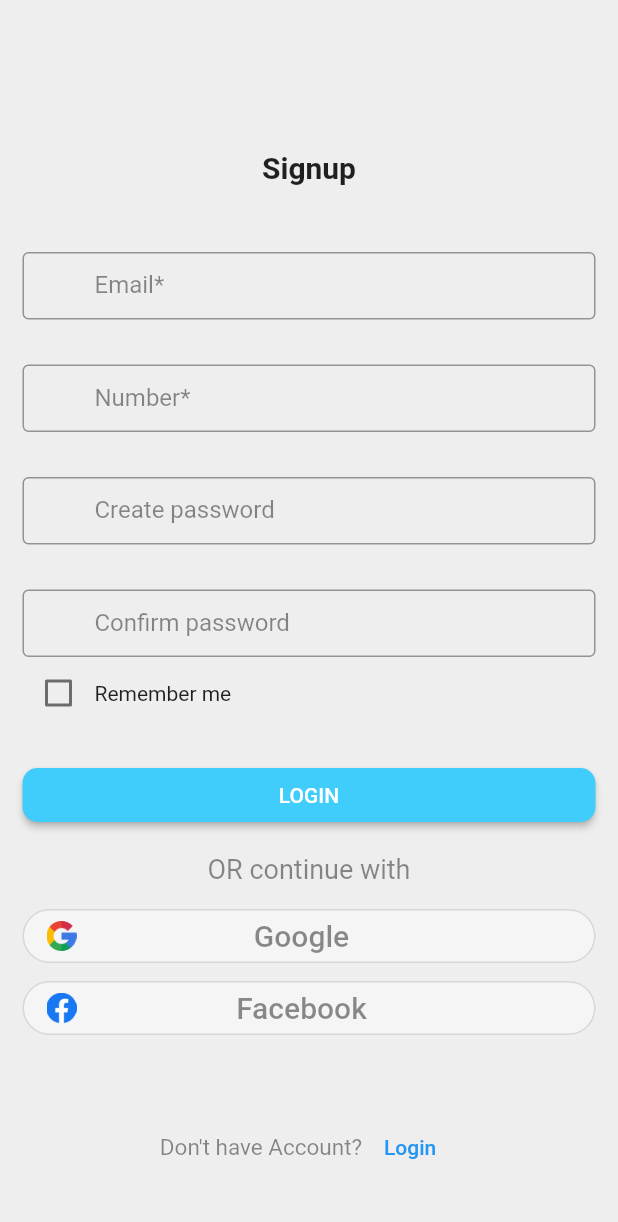
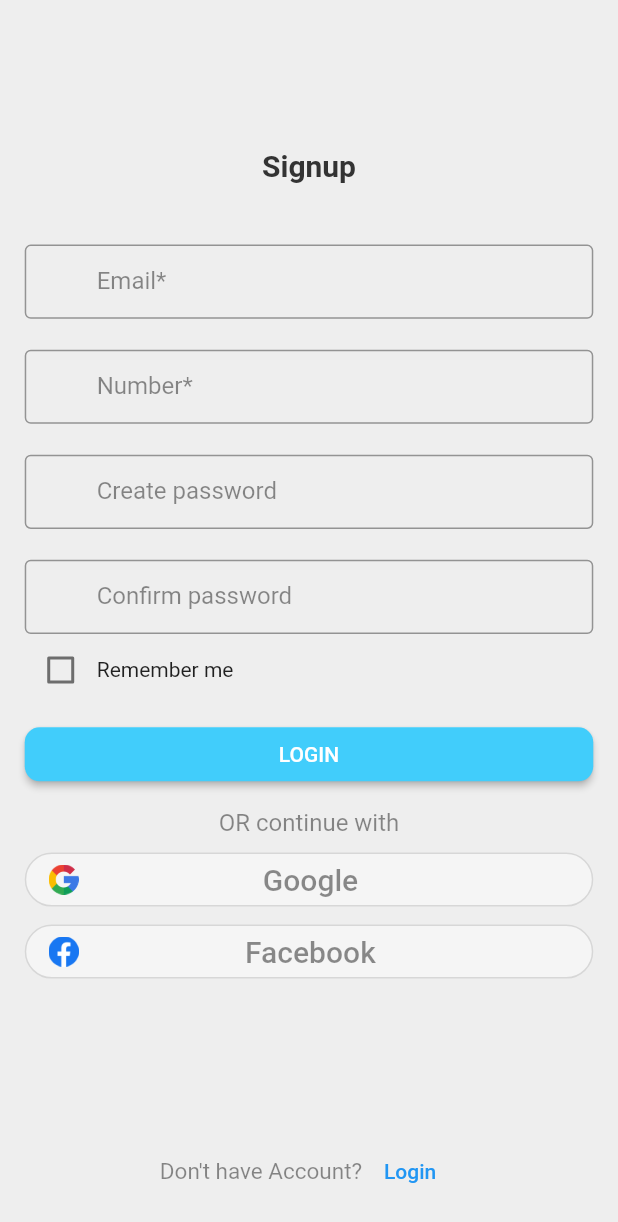
Before and after one commit to marczer/Onzek, a Flutter app: the screen it shows after launch, after a tap on "Signup", on a phone screen of 412 x 824 dp. Shown: the top 1222 px of the screen. Run offline on Flutter 3.47's test engine with Material 2 defaults, Android fonts, the phone set to English and light mode, and no system bars.

Commit message:
on avanced

```diff
--- a/lib/login.dart
+++ b/lib/login.dart
@@ -15,38 +15,49 @@ class _MyHomePageState extends State<MyHomePage> {
   bool check = false;
   @override
   Widget build(BuildContext context) {
+    MediaQueryData queryData;
+    queryData = MediaQuery.of(context);
+    var largeur = queryData.size.width;
+    var hauteur = queryData.size.height;
     SystemChrome.setSystemUIOverlayStyle(
         const SystemUiOverlayStyle(statusBarColor: Colors.transparent));
     return Scaffold(
-        body: Stack(
+        body: SingleChildScrollView(
+      child: Stack(
         children: [
           Container(
             decoration: BoxDecoration(color: Colors.grey.shade200),
-          padding:
-              const EdgeInsets.only(bottom: 10, left: 15, right: 15, top: 100),
+            padding: EdgeInsets.only(
+                bottom: 10,
+                left: largeur * 0.04,
+                right: largeur * 0.04,
+                top: hauteur * 0.12),
             child: Column(
               children: [
                 const Center(
                   child: Text(
                     "Login",
-                  style: TextStyle(fontSize: 20, fontWeight: FontWeight.bold),
+                    style: TextStyle(
+                        fontSize: 20,
+                        color: Color(0xff333333),
+                        fontWeight: FontWeight.bold),
                   ),
                 ),
-              const SizedBox(
-                height: 45,
+                SizedBox(
+                  height: hauteur * 0.05,
                 ),
                 Container(
-                height: 45,
+                  height: hauteur * 0.06,
                   child: textfield(
                     label: "Email*",
                     textvisible: false,
                   ),
                 ),
-              const SizedBox(
-                height: 30,
+                SizedBox(
+                  height: hauteur * 0.04,
                 ),
                 Container(
-                height: 45,
+                  height: hauteur * 0.06,
                   child: textfield(
                     label: "Password*",
                     textvisible: true,
@@ -56,7 +67,11 @@ class _MyHomePageState extends State<MyHomePage> {
                   child: Row(
                     children: [
                       Checkbox(
-                      activeColor: const Color.fromARGB(255, 68, 218, 255),
+                        shape: RoundedRectangleBorder(
+                            borderRadius: BorderRadius.circular(6)),
+                        checkColor: Colors.black45,
+                        activeColor: Colors.transparent,
+                        autofocus: true,
                         value: check,
                         onChanged: (bool? value) {
                           setState(() {
@@ -64,29 +79,32 @@ class _MyHomePageState extends State<MyHomePage> {
                           });
                         },
                       ),
-                    const Text('Remember me'),
+                      const Text(
+                        'Remember me',
+                        style: TextStyle(color: Colors.black45),
+                      ),
                     ],
                   ),
                 ),
                 SizedBox(
-                height: 20,
+                  height: hauteur * 0.009,
                 ),
                 largebutton(text: 'LOGIN'),
                 SizedBox(
-                height: 15,
+                  height: hauteur * 0.006,
                 ),
                 Text(
                   "OR continue with",
-                style: TextStyle(fontSize: 18, color: Colors.black45),
+                  style: TextStyle(fontSize: 17, color: Colors.black45),
                 ),
                 SizedBox(
-                height: 10,
+                  height: hauteur * 0.006,
                 ),
                 transbutton(image: 'assets/images/google.png', text: 'Google'),
                 transbutton(
                     image: 'assets/images/facebook.png', text: 'Facebook'),
                 SizedBox(
-                height: 190,
+                  height: hauteur * 0.28,
                 ),
                 Row(
                   mainAxisAlignment: MainAxisAlignment.center,
@@ -110,6 +128,7 @@ class _MyHomePageState extends State<MyHomePage> {
             ),
           )
         ],
+      ),
     ));
   }
 }
--- a/lib/signup.dart
+++ b/lib/signup.dart
@@ -15,53 +15,64 @@ class _signupState extends State<signup> {
 
   @override
   Widget build(BuildContext context) {
+    MediaQueryData queryData;
+    queryData = MediaQuery.of(context);
+    var largeur = queryData.size.width;
+    var hauteur = queryData.size.height;
     return Scaffold(
-      body: Stack(
+      body: SingleChildScrollView(
+        child: Stack(
           children: [
             Container(
               decoration: BoxDecoration(color: Colors.grey.shade200),
-            padding: const EdgeInsets.only(
-                bottom: 10, left: 15, right: 15, top: 100),
+              padding: EdgeInsets.only(
+                  bottom: 10,
+                  left: largeur * 0.04,
+                  right: largeur * 0.04,
+                  top: hauteur * 0.12),
               child: Column(
                 children: [
                   const Center(
                     child: Text(
                       "Signup",
-                    style: TextStyle(fontSize: 20, fontWeight: FontWeight.bold),
+                      style: TextStyle(
+                          fontSize: 20,
+                          color: Color(0xff333333),
+                          fontWeight: FontWeight.bold),
                     ),
                   ),
-                const SizedBox(
-                  height: 45,
+                  SizedBox(
+                    height: hauteur * 0.05,
                   ),
                   Container(
-                  height: 45,
+                    height: hauteur * 0.06,
                     child: textfield(
                       label: "Email*",
                     ),
                   ),
-                const SizedBox(
-                  height: 30,
+                  SizedBox(
+                    height: hauteur * 0.025,
                   ),
                   Container(
-                  height: 45,
+                    height: hauteur * 0.06,
                     child: textfield(
                       label: "Number*",
                     ),
                   ),
-                const SizedBox(
-                  height: 30,
+                  SizedBox(
+                    height: hauteur * 0.025,
                   ),
                   Container(
-                  height: 45,
+                    height: hauteur * 0.06,
                     child: textfield(
                       label: "Create password",
                     ),
                   ),
-                const SizedBox(
-                  height: 30,
+                  SizedBox(
+                    height: hauteur * 0.025,
                   ),
                   Container(
-                  height: 45,
+                    height: hauteur * 0.06,
                     child: textfield(
                       label: "Confirm password",
                     ),
@@ -82,25 +93,26 @@ class _signupState extends State<signup> {
                       ],
                     ),
                   ),
-                const SizedBox(
-                  height: 20,
+                  SizedBox(
+                    height: hauteur * 0.01,
                   ),
                   largebutton(text: 'LOGIN'),
-                const SizedBox(
-                  height: 15,
+                  SizedBox(
+                    height: hauteur * 0.015,
                   ),
                   const Text(
                     "OR continue with",
-                  style: TextStyle(fontSize: 18, color: Colors.black45),
+                    style: TextStyle(fontSize: 16, color: Colors.black45),
                   ),
-                const SizedBox(
-                  height: 10,
+                  SizedBox(
+                    height: hauteur * 0.005,
                   ),
-                transbutton(image: 'assets/images/google.png', text: 'Google'),
+                  transbutton(
+                      image: 'assets/images/google.png', text: 'Google'),
                   transbutton(
                       image: 'assets/images/facebook.png', text: 'Facebook'),
                   SizedBox(
-                  height: 45,
+                    height: hauteur * 0.12,
                   ),
                   Row(
                     mainAxisAlignment: MainAxisAlignment.center,
@@ -125,6 +137,7 @@ class _signupState extends State<signup> {
             )
           ],
         ),
+      ),
     );
   }
 }
--- a/lib/siriki/largebutton.dart
+++ b/lib/siriki/largebutton.dart
@@ -7,6 +7,10 @@ class largebutton extends StatelessWidget {
 
   @override
   Widget build(BuildContext context) {
+    MediaQueryData queryData;
+    queryData = MediaQuery.of(context);
+    var largeur = queryData.size.width;
+    var hauteur = queryData.size.height;
     return Container(
       width: double.infinity,
       child: ElevatedButton(
@@ -29,6 +33,10 @@ class transbutton extends StatelessWidget {
 
   @override
   Widget build(BuildContext context) {
+    MediaQueryData queryData;
+    queryData = MediaQuery.of(context);
+    var largeur = queryData.size.width;
+    var hauteur = queryData.size.height;
     return Container(
       width: double.infinity,
       child: OutlinedButton(
@@ -47,7 +55,7 @@ class transbutton extends StatelessWidget {
               ),
             ),
             Container(
-              width: 300,
+              width: largeur * 0.75,
               // margin: EdgeInsets.only(left: 100),
               child: Text(
                 text,
--- a/lib/siriki/textformfield.dart
+++ b/lib/siriki/textformfield.dart
@@ -21,7 +21,7 @@ class textfield extends StatelessWidget {
           labelStyle: TextStyle(color: Colors.black45),
           border: const OutlineInputBorder(),
           focusedBorder: const OutlineInputBorder(
-              borderSide: BorderSide(width: 1, color: Colors.black45))),
+              borderSide: BorderSide(width: 1.5, color: Colors.black45))),
       obscureText: textvisible ? true : false,
     );
   }
```
Lines whose indentation alone changed are shown as unchanged.
